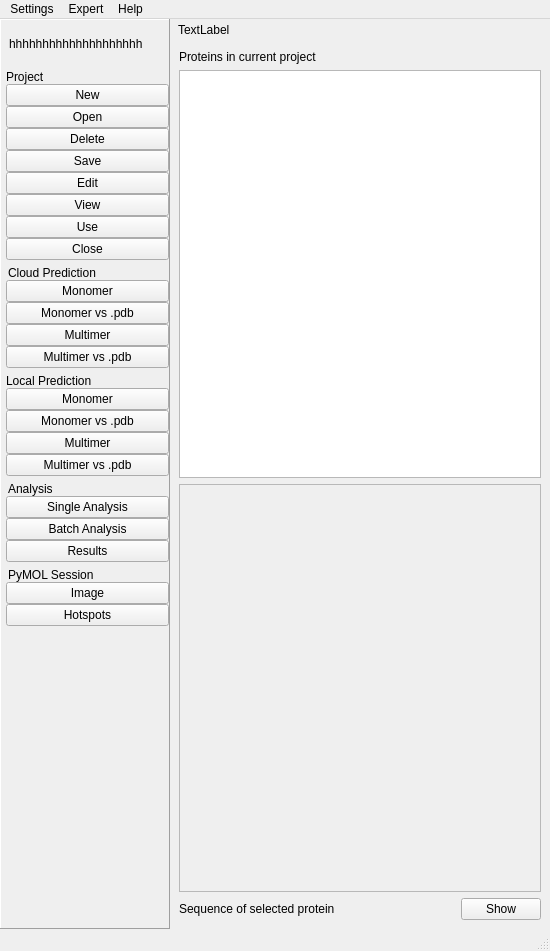
Qt form pyssa/gui/ui/forms/mainWindow_alt.ui (urban233/PySSA) before a commit.
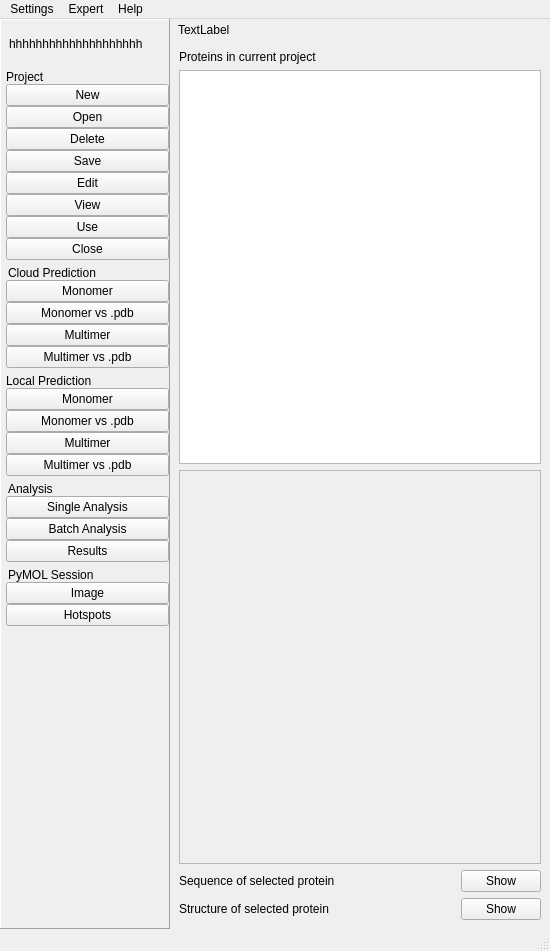
The same form after that commit. The open tabs and pages were chosen to show the change. Icons and pictures are not drawn.

```diff
--- a/pyssa/gui/ui/forms/mainWindow_alt.ui
+++ b/pyssa/gui/ui/forms/mainWindow_alt.ui
@@ -2828,8 +2828,6 @@
              </layout>
             </widget>
             <widget class="QWidget" name="view_page">
-             <layout class="QVBoxLayout" name="verticalLayout_58">
-              <item>
                <layout class="QVBoxLayout" name="verticalLayout_57">
                 <item>
                  <layout class="QVBoxLayout" name="verticalLayout_52">
@@ -2883,6 +2881,35 @@
                   </item>
                  </layout>
                 </item>
+              <item>
+               <layout class="QHBoxLayout" name="horizontalLayout_66">
+                <item>
+                 <widget class="QLabel" name="label_11">
+                  <property name="text">
+                   <string>Structure of selected protein</string>
+                  </property>
+                 </widget>
+                </item>
+                <item>
+                 <spacer name="horizontalSpacer_46">
+                  <property name="orientation">
+                   <enum>Qt::Horizontal</enum>
+                  </property>
+                  <property name="sizeHint" stdset="0">
+                   <size>
+                    <width>40</width>
+                    <height>20</height>
+                   </size>
+                  </property>
+                 </spacer>
+                </item>
+                <item>
+                 <widget class="QPushButton" name="btn_view_project_show_structure">
+                  <property name="text">
+                   <string>Show</string>
+                  </property>
+                 </widget>
+                </item>
                </layout>
               </item>
              </layout>
```
Left out of the diff: 17 changed lines with no effect on the pictures. Lines whose indentation alone changed are shown as unchanged.
